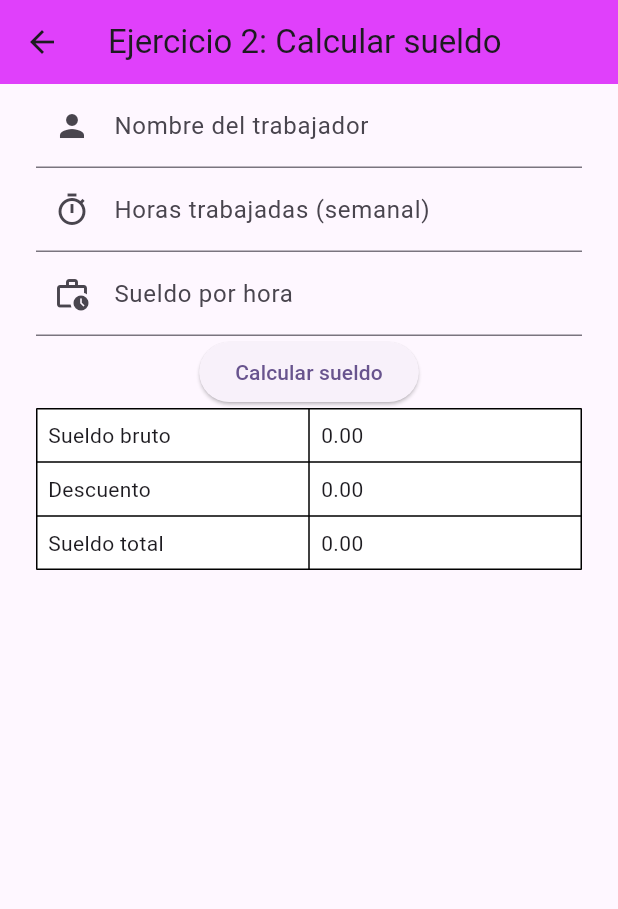
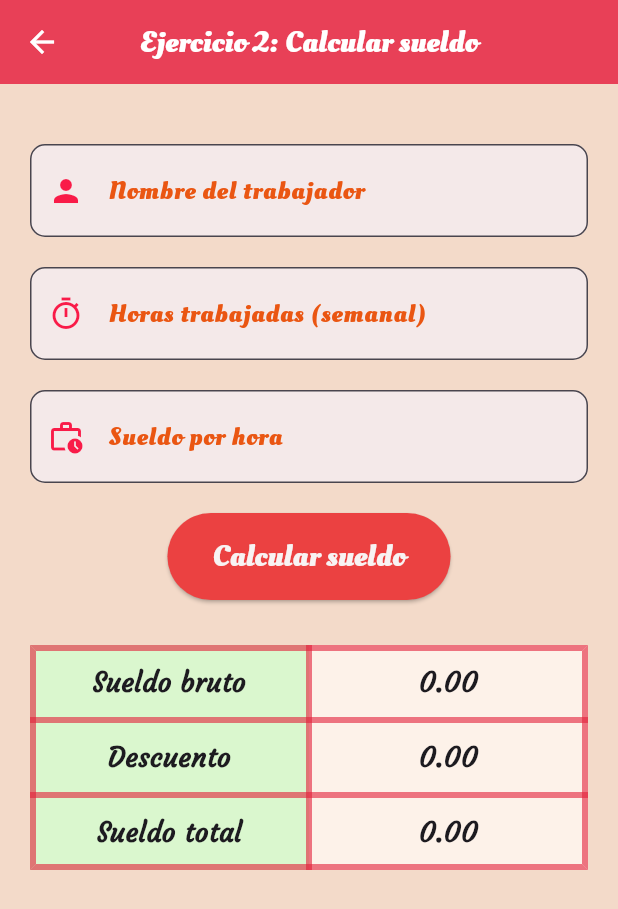
Before and after one commit to karol-macas/grupo3app, a Flutter app: the Ejercicio2 screen opened directly, on a phone screen of 412 x 824 dp. Shown: the top 909 px of the screen. Run offline on Flutter 3.47's test engine with Material 3 defaults, Android fonts, the phone set to English and light mode, and no system bars; our stand-ins replace animated_background.

Commit message:
Diseño Final

```diff
--- a/lib/Paginas/CustomAppBar.dart
+++ b/lib/Paginas/CustomAppBar.dart
@@ -21,11 +21,11 @@ class CustomAppBar extends StatelessWidget implements PreferredSizeWidget {
           color: Colors.white,
           fontSize: 20.0,
           fontWeight: FontWeight.bold,
-          fontFamily: 'Roboto', // Cambia esto a la fuente que prefieras y tengas disponible
+          fontFamily: 'OleoScript',
         ),
       ),
       centerTitle: true,
-      backgroundColor: Colors.blueGrey,
+      backgroundColor: Color.fromARGB(255, 232, 64, 87),
       leading: const BackButton(
         color: Colors.white,
       ),
--- a/lib/Paginas/Ejercicio2.dart
+++ b/lib/Paginas/Ejercicio2.dart
@@ -1,5 +1,6 @@
 import 'package:flutter/material.dart';
 import 'package:flutter/widgets.dart';
+import 'CustomAppBar.dart';
 
 class Ejercicio2 extends StatefulWidget {
   const Ejercicio2({super.key});
@@ -19,47 +20,66 @@ class Ejercicio2State extends State<Ejercicio2> {
   @override
   Widget build(BuildContext context) {
     return Scaffold(
-      appBar: AppBar(
-        title: const Text('Ejercicio 2: Calcular sueldo'),
-        backgroundColor: Colors.purpleAccent,
+      appBar: CustomAppBar(
+        title: 'Ejercicio 2: Calcular sueldo',
       ),
+      backgroundColor: Color.fromARGB(255, 243, 218, 201),
       body: Padding(
-        padding: const EdgeInsets.symmetric(horizontal: 24.0),
+        padding: const EdgeInsets.symmetric(horizontal: 20.0, vertical: 20.0),
+        child: SingleChildScrollView(
           child: Column(
             children: [
-            TextField(
+              const SizedBox(height: 20),
+              _buildInputField(
                 controller: _nameController,
-              keyboardType: TextInputType.name,
-              decoration: const InputDecoration(
                 labelText: "Nombre del trabajador",
-                prefixIcon: Icon(Icons.person),
+                icon: Icons.person,
+              ),
+              const SizedBox(height: 20),
+              _buildInputField(
+                controller: _hoursController,
+                labelText: "Horas trabajadas (semanal)",
+                icon: Icons.timer_outlined,
+                keyboardType:
+                    const TextInputType.numberWithOptions(decimal: true),
+              ),
+              const SizedBox(height: 20),
+              _buildInputField(
+                controller: _salaryPerHourController,
+                labelText: "Sueldo por hora",
+                icon: Icons.work_history_outlined,
+                keyboardType:
+                    const TextInputType.numberWithOptions(decimal: true),
+              ),
+              const SizedBox(height: 20),
+              ElevatedButton(
+                onPressed: computeSalary,
+                style: ElevatedButton.styleFrom(
+                  backgroundColor: Color.fromARGB(255, 235, 65, 65),
+                  padding: const EdgeInsets.symmetric(
+                      horizontal: 30.0, vertical: 15.0),
+                  textStyle: const TextStyle(
+                    fontFamily: "OleoScript",
+                    fontSize: 20,
+                    fontWeight: FontWeight.bold,
                   ),
                 ),
-            TextField(
-              controller: _hoursController,
-              keyboardType:
-                  const TextInputType.numberWithOptions(decimal: true),
-              decoration: const InputDecoration(
-                labelText: "Horas trabajadas (semanal)",
-                prefixIcon: Icon(Icons.timer_outlined),
+                child: const Text("Calcular sueldo",
+                    style:
+                        TextStyle(color: Color.fromARGB(255, 248, 243, 243))),
               ),
-            ),
-            TextField(
-              controller: _salaryPerHourController,
-              keyboardType: const TextInputType.numberWithOptions(),
-              decoration: const InputDecoration(
-                labelText: "Sueldo por hora",
-                prefixIcon: Icon(Icons.work_history_outlined),
-              ),
-            ),
-            ElevatedButton(
-              onPressed: computeSalary,
-              child: const Text("Calcular sueldo"),
-            ),
+              const SizedBox(height: 30),
               Container(
                 color: Colors.white,
                 child: Table(
-                border: TableBorder.all(),
+                  border: TableBorder.all(
+                    color: Color.fromARGB(255, 227, 30, 56).withOpacity(0.6),
+                    width: 4.0,
+                  ),
+                  columnWidths: const {
+                    0: FlexColumnWidth(),
+                    1: FlexColumnWidth(),
+                  },
                   children: [
                     _buildTableRow("Sueldo bruto", _salary),
                     _buildTableRow("Descuento", _discount),
@@ -69,6 +89,7 @@ class Ejercicio2State extends State<Ejercicio2> {
                 ),
               )
             ],
+          ),
         ),
       ),
     );
@@ -95,16 +116,73 @@ class Ejercicio2State extends State<Ejercicio2> {
     });
   }
 
+  Widget _buildInputField({
+    required TextEditingController controller,
+    required String labelText,
+    required IconData icon,
+    TextInputType keyboardType = TextInputType.text,
+  }) {
+    return TextField(
+      controller: controller,
+      keyboardType: keyboardType,
+      decoration: InputDecoration(
+        fillColor: Color.fromARGB(255, 244, 233, 233),
+        filled: true,
+        labelText: labelText,
+        labelStyle: TextStyle(
+          fontFamily: "OleoScript",
+          fontSize: 17.0,
+          color: Color.fromARGB(255, 234, 86, 18),
+        ),
+        prefixIcon: Icon(icon, color: Color.fromARGB(255, 249, 27, 72)),
+        border: OutlineInputBorder(
+          borderRadius: BorderRadius.circular(10.0),
+          borderSide: BorderSide(
+            color: Color.fromARGB(255, 225, 89, 15),
+          ),
+        ),
+        focusedBorder: OutlineInputBorder(
+          borderRadius: BorderRadius.circular(10.0),
+          borderSide: BorderSide(
+            color: Color.fromARGB(255, 232, 86, 14),
+            width: 2.0,
+          ),
+        ),
+        contentPadding:
+            const EdgeInsets.symmetric(horizontal: 20.0, vertical: 16.0),
+      ),
+      style: const TextStyle(fontSize: 20.0),
+    );
+  }
+
   TableRow _buildTableRow(String label, double value) {
     return TableRow(
       children: [
-        Padding(
-          padding: const EdgeInsets.all(8.0),
-          child: Text(label),
+        Container(
+          color: Color.fromARGB(255, 72, 217, 10).withOpacity(0.2),
+          padding: const EdgeInsets.all(12.0),
+          child: Text(
+            label,
+            style: const TextStyle(
+              fontSize: 18.0,
+              fontWeight: FontWeight.bold,
+              fontFamily: 'Courgette',
             ),
-        Padding(
-          padding: const EdgeInsets.all(8.0),
-          child: Text(value.toStringAsFixed(2)),
+            textAlign: TextAlign.center,
+          ),
+        ),
+        Container(
+          color: Color.fromARGB(255, 233, 126, 44).withOpacity(0.1),
+          padding: const EdgeInsets.all(12.0),
+          child: Text(
+            value.toStringAsFixed(2),
+            style: const TextStyle(
+              fontSize: 18.0,
+              fontWeight: FontWeight.bold,
+              fontFamily: 'Courgette',
+            ),
+            textAlign: TextAlign.center,
+          ),
         ),
       ],
     );
```
Also changed, not shown: lib/Paginas/Ejercicio1.dart (+93 -91 lines), lib/Paginas/PaginaPrincipal.dart (+25 -24 lines), pubspec.yaml (+12 -0 lines), fonts/Courgette-Regular.ttf (added), fonts/OleoScript-Bold.ttf (added). Lines whose indentation alone changed are shown as unchanged.
